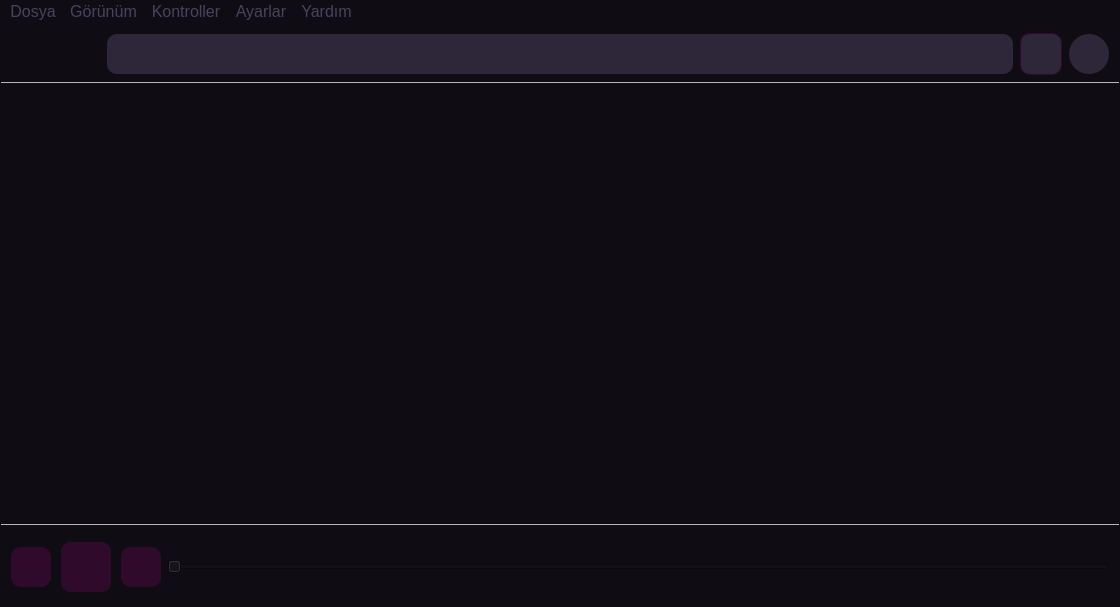
Before: the Qt Designer form test.ui in Eta06/deezer-pyclient, drawn with Qt 5.
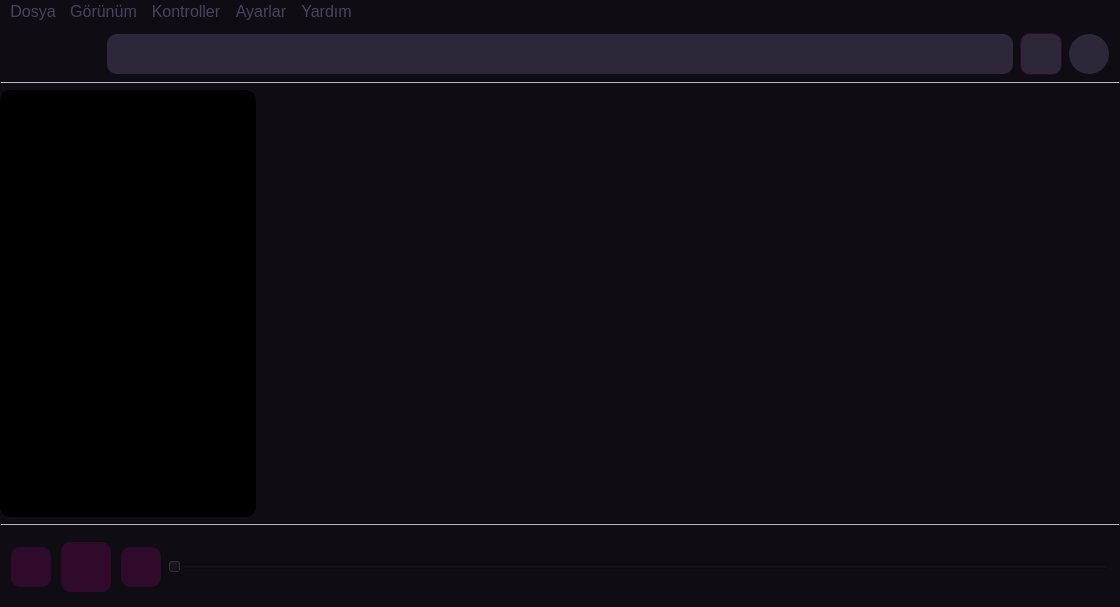
After: the same form once the commit is applied. Icons and pictures are not drawn.

Commit message: Updated UI style and implemented hot reloading

```diff
--- a/test.ui
+++ b/test.ui
@@ -144,7 +144,7 @@
            </sizepolicy>
           </property>
           <property name="styleSheet">
-           <string notr="true">padding-left:10px; border: 0;</string>
+           <string notr="true">padding-left:10px; border: 1px solid black; background-color: black; color: white; border-radius: 10px; padding-top:10px;</string>
           </property>
          </widget>
         </item>
```
The commit also changes 2 other files.
